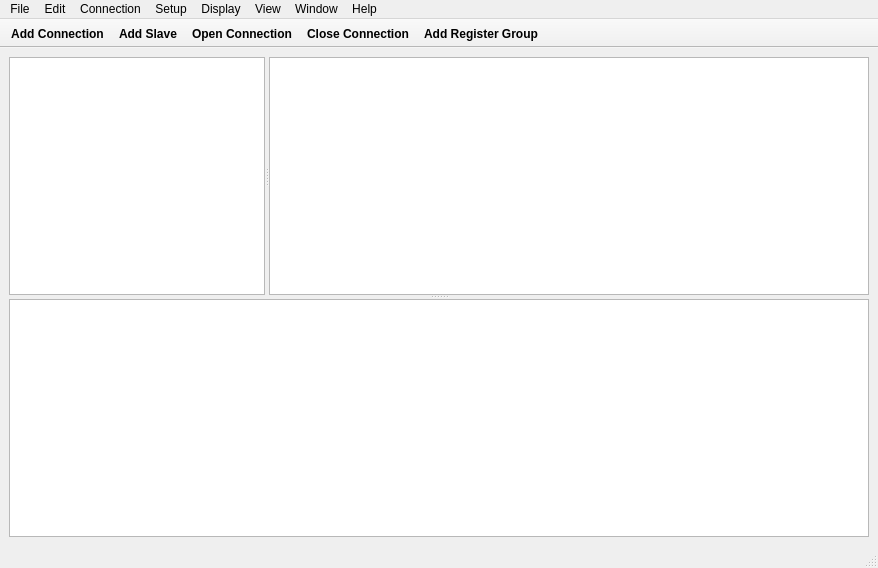
Old version of the form modbusx/ui/main_window.ui in the repository sweeboon/ModBusX.
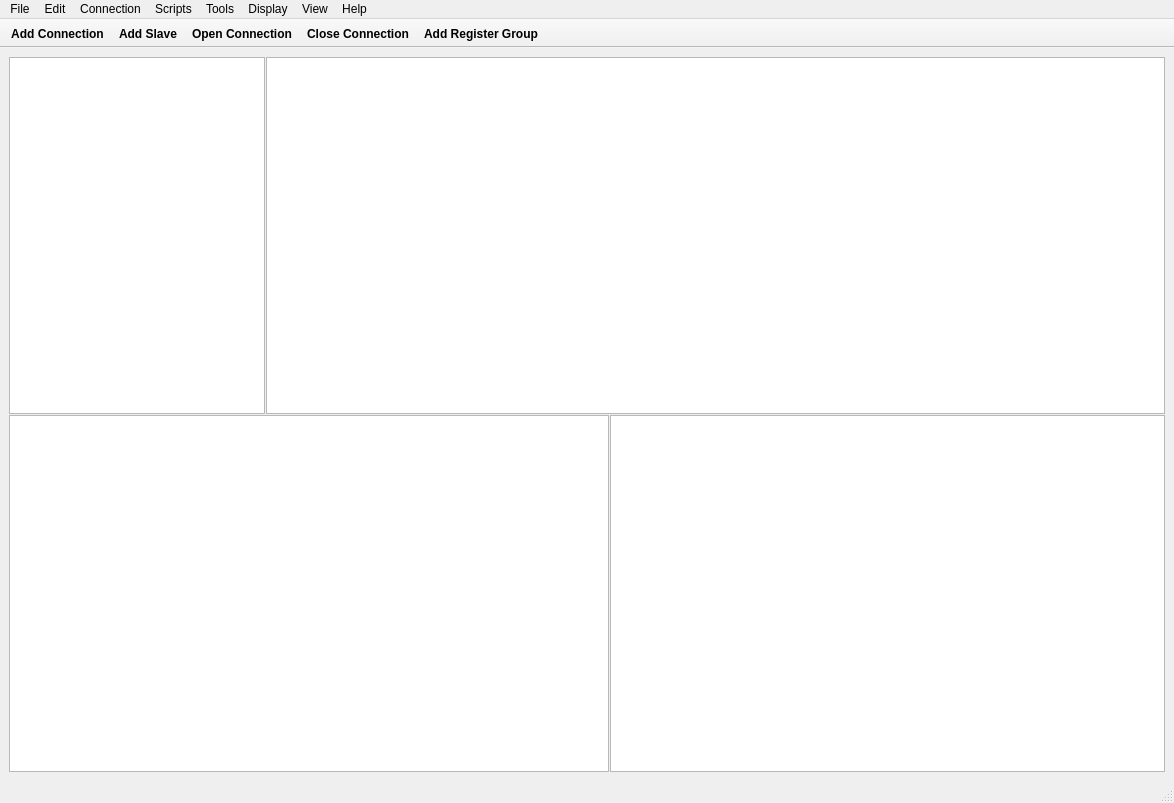
New version of the form. Icons and pictures are not drawn.

```diff
--- a/modbusx/ui/main_window.ui
+++ b/modbusx/ui/main_window.ui
@@ -6,8 +6,8 @@
    <rect>
     <x>0</x>
     <y>0</y>
-    <width>878</width>
-    <height>568</height>
+    <width>1174</width>
+    <height>803</height>
    </rect>
   </property>
   <property name="sizePolicy">
@@ -67,11 +67,26 @@
       <property name="orientation">
        <enum>Qt::Vertical</enum>
       </property>
+      <property name="handleWidth">
+       <number>1</number>
+      </property>
       <widget class="QSplitter" name="splitter">
+       <property name="lineWidth">
+        <number>-1</number>
+       </property>
        <property name="orientation">
         <enum>Qt::Horizontal</enum>
        </property>
+       <property name="handleWidth">
+        <number>1</number>
+       </property>
        <widget class="QTreeView" name="treeView">
+        <property name="sizePolicy">
+         <sizepolicy hsizetype="Expanding" vsizetype="Expanding">
+          <horstretch>0</horstretch>
+          <verstretch>0</verstretch>
+         </sizepolicy>
+        </property>
         <property name="minimumSize">
          <size>
           <width>100</width>
@@ -131,10 +146,107 @@
         </property>
         <property name="minimumSize">
          <size>
+          <width>100</width>
+          <height>0</height>
+         </size>
+        </property>
+        <property name="palette">
+         <palette>
+          <active>
+           <colorrole role="Shadow">
+            <brush brushstyle="SolidPattern">
+             <color alpha="255">
+              <red>255</red>
+              <green>255</green>
+              <blue>255</blue>
+             </color>
+            </brush>
+           </colorrole>
+          </active>
+          <inactive>
+           <colorrole role="Shadow">
+            <brush brushstyle="SolidPattern">
+             <color alpha="255">
+              <red>255</red>
+              <green>255</green>
+              <blue>255</blue>
+             </color>
+            </brush>
+           </colorrole>
+          </inactive>
+          <disabled>
+           <colorrole role="Shadow">
+            <brush brushstyle="SolidPattern">
+             <color alpha="255">
+              <red>255</red>
+              <green>255</green>
+              <blue>255</blue>
+             </color>
+            </brush>
+           </colorrole>
+          </disabled>
+         </palette>
+        </property>
+        <property name="lineWidth">
+         <number>0</number>
+        </property>
+        <property name="sortingEnabled">
+         <bool>true</bool>
+        </property>
+        <attribute name="verticalHeaderStretchLastSection">
+         <bool>true</bool>
+        </attribute>
+       </widget>
+      </widget>
+      <widget class="QSplitter" name="splitter_2">
+       <property name="orientation">
+        <enum>Qt::Horizontal</enum>
+       </property>
+       <property name="handleWidth">
+        <number>1</number>
+       </property>
+       <widget class="QTextEdit" name="statusText">
+        <property name="sizePolicy">
+         <sizepolicy hsizetype="Expanding" vsizetype="Expanding">
+          <horstretch>0</horstretch>
+          <verstretch>0</verstretch>
+         </sizepolicy>
+        </property>
+        <property name="minimumSize">
+         <size>
+          <width>600</width>
+          <height>0</height>
+         </size>
+        </property>
+        <property name="baseSize">
+         <size>
           <width>0</width>
           <height>0</height>
          </size>
         </property>
+        <property name="lineWidth">
+         <number>0</number>
+        </property>
+       </widget>
+       <widget class="QTableView" name="formatEditor">
+        <property name="sizePolicy">
+         <sizepolicy hsizetype="Maximum" vsizetype="Expanding">
+          <horstretch>1</horstretch>
+          <verstretch>0</verstretch>
+         </sizepolicy>
+        </property>
+        <property name="minimumSize">
+         <size>
+          <width>0</width>
+          <height>0</height>
+         </size>
+        </property>
+        <property name="maximumSize">
+         <size>
+          <width>16777215</width>
+          <height>16777214</height>
+         </size>
+        </property>
         <property name="palette">
          <palette>
           <active>
@@ -172,6 +284,9 @@
           </disabled>
          </palette>
         </property>
+        <property name="lineWidth">
+         <number>0</number>
+        </property>
         <property name="sortingEnabled">
          <bool>true</bool>
         </property>
@@ -180,7 +295,6 @@
         </attribute>
        </widget>
       </widget>
-      <widget class="QTextEdit" name="statusText"/>
      </widget>
     </item>
    </layout>
@@ -191,7 +305,7 @@
     <rect>
      <x>0</x>
      <y>0</y>
-     <width>878</width>
+     <width>1174</width>
      <height>26</height>
     </rect>
    </property>
@@ -224,11 +338,21 @@
     <property name="title">
      <string>Connection</string>
     </property>
-    <addaction name="actionDisconnect"/>
+    <addaction name="actionConnect"/>
+    <addaction name="separator"/>
+    <addaction name="actionOpenConnect"/>
+    <addaction name="actionCloseConnect"/>
+   </widget>
+   <widget class="QMenu" name="menuScripts">
+    <property name="title">
+     <string>Scripts</string>
+    </property>
+    <addaction name="actionRunScript"/>
+    <addaction name="actionStopScript"/>
    </widget>
    <widget class="QMenu" name="menuSetup">
     <property name="title">
-     <string>Setup</string>
+     <string>Tools</string>
     </property>
    </widget>
    <widget class="QMenu" name="menuDisplay">
@@ -240,12 +364,8 @@
     <property name="title">
      <string>View</string>
     </property>
-    <addaction name="actionShowLogs"/>
-   </widget>
-   <widget class="QMenu" name="menuWindow">
-    <property name="title">
-     <string>Window</string>
-    </property>
+    <addaction name="actionShowLogsPane"/>
+    <addaction name="actionShowAllLogs"/>
    </widget>
    <widget class="QMenu" name="menuHelp">
     <property name="title">
@@ -255,10 +375,10 @@
    <addaction name="menuFile"/>
    <addaction name="menuEdit"/>
    <addaction name="menuConnection"/>
+   <addaction name="menuScripts"/>
    <addaction name="menuSetup"/>
    <addaction name="menuDisplay"/>
    <addaction name="menuView"/>
-   <addaction name="menuWindow"/>
    <addaction name="menuHelp"/>
   </widget>
   <widget class="QToolBar" name="toolBar">
```
Left out of the diff: 95 changed lines with no effect on the pictures.
